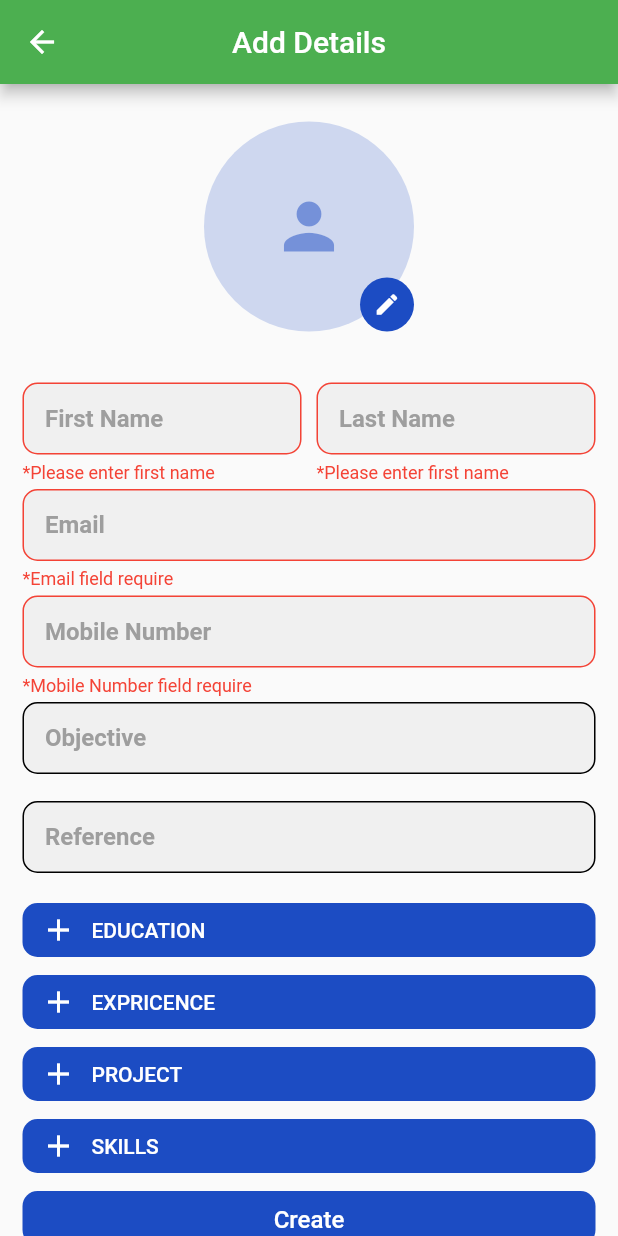
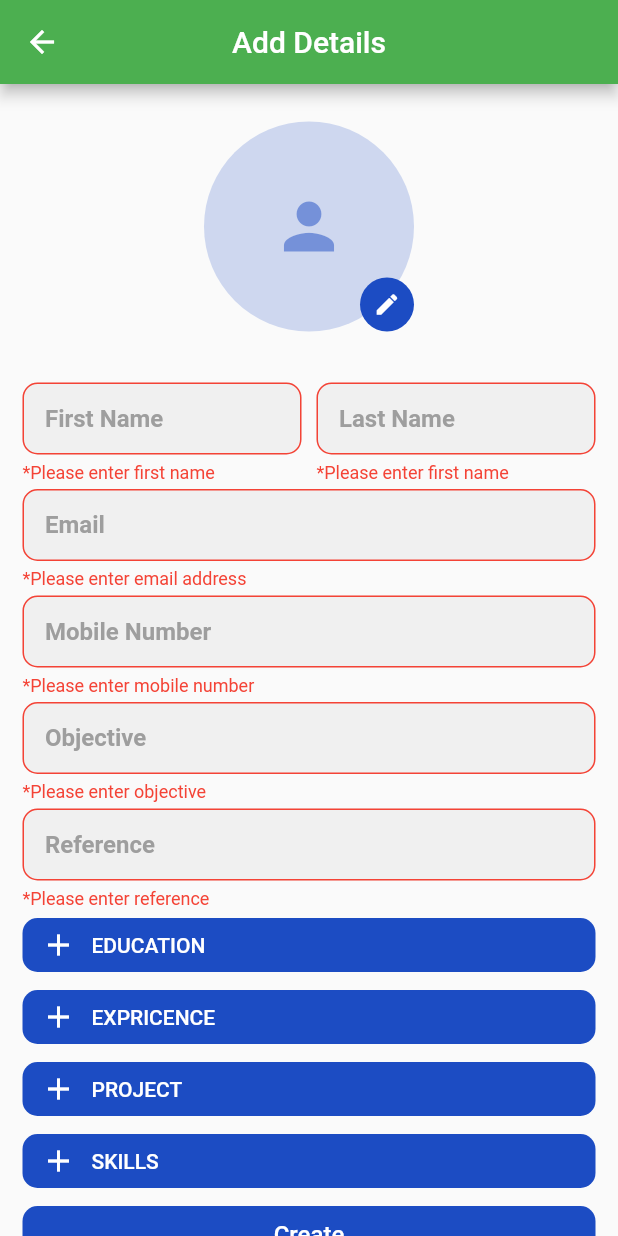
Before and after one commit to BhavikMalaviya/resume_builder, a Flutter app: the AddResumeScreen screen opened by its route, after a tap on "Create", on a phone screen of 412 x 824 dp. Run offline on Flutter 3.47's test engine with Material 2 defaults, Android fonts, the phone set to English and light mode, and no system bars; our stand-ins replace cloud_firestore, connectivity_plus, firebase_core, firebase_storage, fluttertoast, get and 2 more; accounts and stored records are empty.

Commit message:
create and get resume API done

```diff
--- a/lib/controlller/add_resume/add_resume_controller.dart
+++ b/lib/controlller/add_resume/add_resume_controller.dart
@@ -2,6 +2,7 @@ import 'dart:developer';
 import 'dart:io';
 
 import 'package:cloud_firestore/cloud_firestore.dart';
+import 'package:connectivity_plus/connectivity_plus.dart';
 import 'package:firebase_storage/firebase_storage.dart';
 import 'package:flutter/material.dart';
 import 'package:get/get.dart';
@@ -11,6 +12,7 @@ import 'package:resume_builder/model/education_model.dart';
 import 'package:resume_builder/model/exprience_model.dart';
 import 'package:resume_builder/model/project_model.dart';
 import 'package:resume_builder/model/resume_model.dart';
+import 'package:resume_builder/network/network_info.dart';
 import 'package:resume_builder/utils/app_colors.dart';
 import 'package:resume_builder/utils/globle.dart';
 import 'package:resume_builder/utils/overlay_loading.dart';
@@ -62,7 +64,7 @@ class AddResumeController extends GetxController {
   RxString yearError = "".obs;
   RxString projectTitleError = "".obs;
   RxString descriptionError = "".obs;
-
+  RxBool connection = false.obs;
   Rx<File> profileImage = File("").obs;
 
   bool exprienceValidation() {
@@ -127,7 +129,7 @@ class AddResumeController extends GetxController {
       valid.value = false;
     }
     if (descriptionController.value.text.isEmpty) {
-      schoolError.value = "Please enter description";
+      descriptionError.value = "Please enter description";
       valid.value = false;
     }
 
@@ -190,7 +192,10 @@ class AddResumeController extends GetxController {
 
   bool validation() {
     RxBool isValid = true.obs;
-
+    firstNameError.value = "";
+    lastNameError.value = "";
+    emailError.value = "";
+    emailError.value = "";
     if (firstNameController.value.text.isEmpty) {
       firstNameError.value = "Please enter first name";
       isValid.value = false;
@@ -201,37 +206,44 @@ class AddResumeController extends GetxController {
     }
 
     if (emailController.value.text.isEmpty) {
-      emailError.value = "Email field require";
+      emailError.value = "Please enter email address";
       isValid.value = false;
     } else if (!emailController.value.text.isEmail) {
-      emailError.value = "Enter Valid Email";
+      emailError.value = "Please enter valida email address";
       isValid.value = false;
     }
 
     if (mobileNumberController.value.text.isEmpty) {
-      mobileNumberError.value = "Mobile Number field require";
+      mobileNumberError.value = "Please enter mobile number";
       isValid.value = false;
     } else if (mobileNumberController.value.text.length != 10) {
-      mobileNumberError.value = "Enter Valid Mobile Number";
+      mobileNumberError.value = "Please enter valid mobile number";
+      isValid.value = false;
+    }
+
+    if (objectiveController.value.text.isEmpty) {
+      objectiveError.value = "Please enter objective";
+      isValid.value = false;
+    }
+    if (referenceController.value.text.isEmpty) {
+      refereneError.value = "Please enter reference";
       isValid.value = false;
     }
 
     return isValid.value;
   }
 
-  createResumeAPI(context) async {
+  Future<void> createResumeAPI(context) async {
+    connection.value =
+        await NetworkInfo(connectivity: Connectivity()).isConnected();
+    if (connection.value) {
       LoadingOverlay.of(context).show();
-
       String docId = FirebaseFirestore.instance.collection("resume").doc().id;
-
       Reference ref = FirebaseStorage.instance
           .ref()
           .child("images/${profileImage.value.path}");
-
       TaskSnapshot uploadTask = await ref.putFile(profileImage.value);
-
       String downloadURL = await uploadTask.ref.getDownloadURL();
-
       FirebaseFirestore.instance
           .collection("resume")
           .doc(docId)
@@ -250,12 +262,18 @@ class AddResumeController extends GetxController {
           ).toJson())
           .then((value) {
         toast("Resume create successfully");
+        LoadingOverlay.of(context).hide();
         Get.back();
-      LoadingOverlay.of(context).hide();
       });
+    } else {
+      toast("Oops! No internet connection");
+    }
   }
 
-  editResumeAPI(context, {required String docId}) async {
+  Future<void> editResumeAPI(context, {required String docId}) async {
+    connection.value =
+        await NetworkInfo(connectivity: Connectivity()).isConnected();
+    if (connection.value) {
       LoadingOverlay.of(context).show();
       String downloadURL = "";
       if (profileImage.value.path.isNotEmpty &&
@@ -289,6 +307,9 @@ class AddResumeController extends GetxController {
       Get.back();
       toast("Resume update successfully");
       LoadingOverlay.of(context).hide();
+    } else {
+      toast("Oops! No internet connection");
+    }
   }
 
   Future<void> pickImage(bool fromGallery) async {
--- a/lib/model/education_model.dart
+++ b/lib/model/education_model.dart
@@ -11,12 +11,14 @@ class Education {
   final String gradeScore;
   final String year;
 
-  factory Education.fromJson(Map<String, dynamic> json) => Education(
-        courseDegree: json["course_degree"],
-        schoolUniversity: json["school_university"],
-        gradeScore: json["grade_score"],
-        year: json["year"],
-      );
+  factory Education.fromJson(Map<String, dynamic> json) {
+    return Education(
+      courseDegree: json["course_degree"],
+      schoolUniversity: json["school_university"],
+      gradeScore: json["grade_score"],
+      year: json["year"],
+    );
+  }
 
   Map<String, dynamic> toJson() => {
         "course_degree": courseDegree,
--- a/lib/model/resume_model.dart
+++ b/lib/model/resume_model.dart
@@ -32,7 +32,8 @@ class ResumeModel {
   final List<Experience> experience;
   final List<String> skills;
 
-  factory ResumeModel.fromJson(Map<String, dynamic> json) => ResumeModel(
+  factory ResumeModel.fromJson(Map<String, dynamic> json) {
+    return ResumeModel(
       id: json["id"],
       firstName: json["first_name"],
       lastName: json["last_name"],
@@ -43,8 +44,7 @@ class ResumeModel {
       reference: json["reference"],
       project: json["project"] == null
           ? []
-            : List<Project>.from(
-                json["project"].map((x) => Project.fromJson(x))),
+          : List<Project>.from(json["project"].map((x) => Project.fromJson(x))),
       education: json["education"] == null
           ? []
           : List<Education>.from(
@@ -57,6 +57,7 @@ class ResumeModel {
           ? []
           : List<String>.from(json["skills"].map((x) => x)),
     );
+  }
 
   Map<String, dynamic> toJson() => {
         "id": id,
--- a/lib/routes/app_pages.dart
+++ b/lib/routes/app_pages.dart
@@ -2,6 +2,7 @@ import 'package:get/get.dart';
 import 'package:resume_builder/routes/app_routes.dart';
 import 'package:resume_builder/view/add_resume/add_resume_screen.dart';
 import 'package:resume_builder/view/home/home_screen.dart';
+import 'package:resume_builder/view/preview/preview_resume_screen.dart';
 import 'package:resume_builder/view/splash/splash_screen.dart';
 
 class AppPages {
@@ -9,5 +10,7 @@ class AppPages {
     GetPage(name: AppRoutes.splashScreen, page: () => const SplashScreen()),
     GetPage(name: AppRoutes.homeScreen, page: () => HomeScreen()),
     GetPage(name: AppRoutes.addResumeScreen, page: () => AddResumeScreen()),
+    GetPage(
+        name: AppRoutes.preViewResumeScreen, page: () => PreviewResumeScreen()),
   ];
 }
--- a/lib/view/add_resume/add_resume_screen.dart
+++ b/lib/view/add_resume/add_resume_screen.dart
@@ -36,11 +36,16 @@ class AddResumeScreen extends StatelessWidget {
                       CircleAvatar(
                         backgroundColor: AppColors.accentColor.withOpacity(0.2),
                         radius: 70,
-                        child: Icon(
-                          Icons.person,
-                          size: 50,
-                          color: AppColors.accentColor.withOpacity(0.5),
-                        ),
+                        child: _con.profileImage.value.path.isEmpty
+                            ? Icon(
+                                Icons.person,
+                                size: 50,
+                                color: AppColors.accentColor.withOpacity(0.5),
+                              )
+                            : ClipRRect(
+                                borderRadius: BorderRadius.circular(100),
+                                child: Image.file(_con.profileImage.value),
+                              ),
                       ),
                       const CircleAvatar(
                         backgroundColor: AppColors.accentColor,
@@ -413,13 +418,13 @@ class AddResumeScreen extends StatelessWidget {
               children: [
                 AppTextField(
                   hintText: "Title",
-                  controller: _con.companyNameController,
-                  errorMessage: _con.companyNameError,
+                  controller: _con.projectTitleController,
+                  errorMessage: _con.projectTitleError,
                 ),
                 AppTextField(
                   hintText: "Description",
-                  controller: _con.jobTitleController,
-                  errorMessage: _con.jobTitleError,
+                  controller: _con.descriptionController,
+                  errorMessage: _con.descriptionError,
                 ),
                 SizedBox(
                   width: 100,
```
Also changed, not shown: lib/controlller/home/home_controller.dart (+38 -29 lines), lib/controlller/preview_resume/preview_resume_controller.dart (added, +11 -0 lines), lib/view/home/home_screen.dart (+27 -27 lines), lib/view/preview/preview_resume_screen.dart (added, +16 -0 lines), 1 other file. Lines whose indentation alone changed are shown as unchanged.
